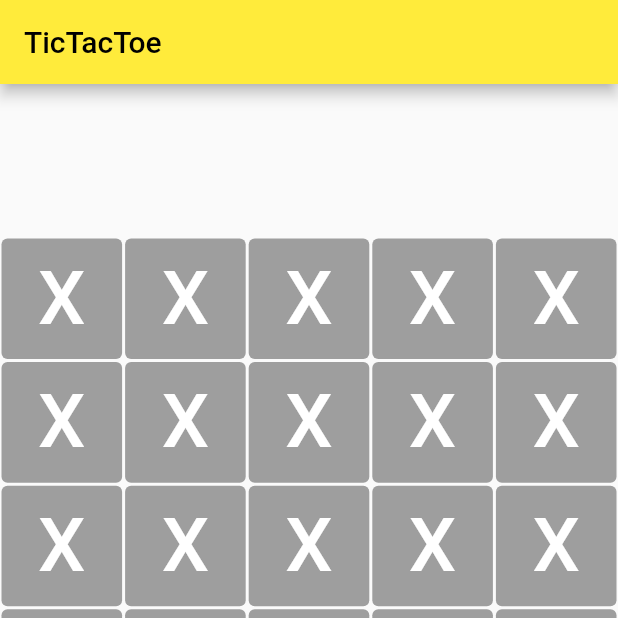
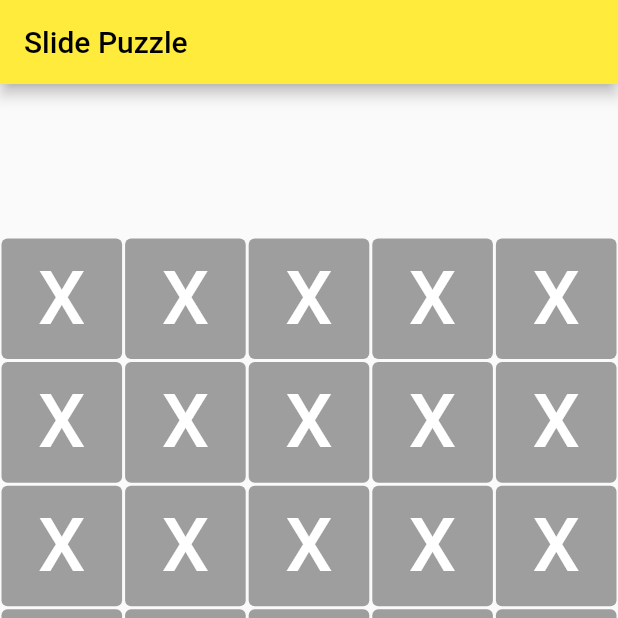
Before and after one commit to DinjerChang/flutter_slide_puzzle, a Flutter app: the screen it shows after launch, on a phone screen of 412 x 824 dp, the top half of it. Run offline on Flutter 3.47's test engine with Material 2 defaults, Android fonts, the phone set to English and light mode, and no system bars.

Commit message:
change homepage title

```diff
--- a/lib/main.dart
+++ b/lib/main.dart
@@ -28,7 +28,7 @@ class TicTacToe extends StatelessWidget {
           ),
           ),
 
-      home: const TicTacToePage(title: 'TicTacToe'),
+      home: const TicTacToePage(title: 'Slide Puzzle'),
     );
   }
 }
```
